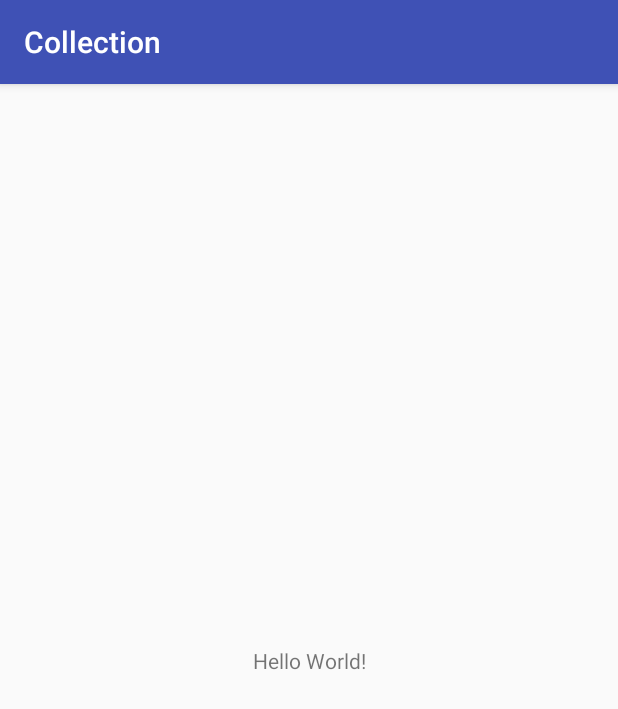
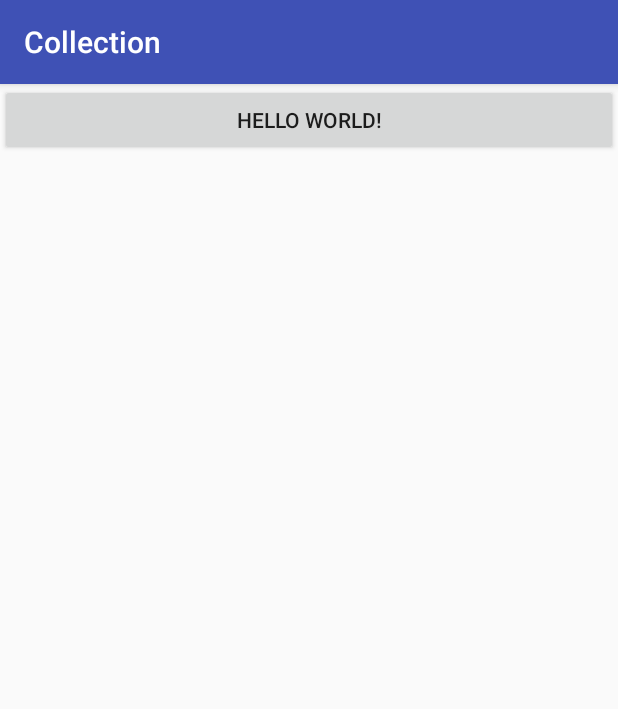
Before and after one commit to binzeefox/Collection, an Android app: the screen it shows after launch (MainActivity), on a phone screen of 412 x 824 dp. Shown: the top 709 px of the screen. Run offline under Robolectric (Android 15) with nearby library versions, the phone set to English and light mode, and no system bars.

Commit message:
将图片加载弹窗的住布局改为动态添加，不需要额外的xml布局，节约移植成本。

```diff
--- a/app/src/main/java/com/example/tongxiwen/collection/MainActivity.java
+++ b/app/src/main/java/com/example/tongxiwen/collection/MainActivity.java
@@ -1,11 +1,24 @@
 package com.example.tongxiwen.collection;
 
+import android.content.Intent;
+import android.net.Uri;
 import android.os.Bundle;
+import android.support.annotation.Nullable;
+import android.util.Log;
+import android.view.View;
+import android.widget.ImageView;
 
 import com.example.tongxiwen.collection.base.FoxActivity;
+import com.example.tongxiwen.collection.views.ImagePickerBottomSheetDialog;
+
+import java.io.File;
+import java.util.ArrayList;
+import java.util.Arrays;
+import java.util.List;
 
 public class MainActivity extends FoxActivity {
 
+    private ImagePickerBottomSheetDialog dialog;
 
     @Override
     protected int onInflateLayout() {
@@ -14,6 +27,20 @@ public class MainActivity extends FoxActivity {
 
     @Override
     protected void create(Bundle savedInstanceState) {
+        dialog = ImagePickerBottomSheetDialog.get(MainActivity.this);
+        findViewById(R.id.button_field).setOnClickListener(new View.OnClickListener() {
+            @Override
+            public void onClick(View view) {
+                dialog.show();
+            }
+        });
+    }
 
+    @Override
+    protected void onActivityResult(int requestCode, int resultCode, @Nullable Intent data) {
+        File file = dialog.onResult(requestCode, resultCode, data);
+        ImageView view = findViewById(R.id.image_field);
+        if (file != null)
+            view.setImageURI(Uri.fromFile(file));
     }
 }
--- a/app/src/main/res/layout/activity_main.xml
+++ b/app/src/main/res/layout/activity_main.xml
@@ -1,18 +1,22 @@
 <?xml version="1.0" encoding="utf-8"?>
-<android.support.constraint.ConstraintLayout xmlns:android="http://schemas.android.com/apk/res/android"
+<LinearLayout
+    xmlns:android="http://schemas.android.com/apk/res/android"
     xmlns:app="http://schemas.android.com/apk/res-auto"
     xmlns:tools="http://schemas.android.com/tools"
+    android:orientation="vertical"
     android:layout_width="match_parent"
     android:layout_height="match_parent"
     tools:context=".MainActivity">
 
-    <TextView
+    <Button
+        android:id="@+id/button_field"
+        android:layout_width="match_parent"
+        android:layout_height="wrap_content"
+        android:text="Hello World!" />
+
+    <ImageView
+        android:id="@+id/image_field"
         android:layout_width="wrap_content"
-        android:layout_height="wrap_content"
-        android:text="Hello World!"
-        app:layout_constraintBottom_toBottomOf="parent"
-        app:layout_constraintLeft_toLeftOf="parent"
-        app:layout_constraintRight_toRightOf="parent"
-        app:layout_constraintTop_toTopOf="parent" />
+        android:layout_height="wrap_content" />
 
-</android.support.constraint.ConstraintLayout>
+</LinearLayout>
--- a/app/src/main/res/layout/image_picker_bottom_sheet_dialog_layout.xml
+++ b/app/src/main/res/layout/image_picker_bottom_sheet_dialog_layout.xml
@@ -10,7 +10,7 @@
     <Button
         android:id="@+id/camera_btn"
         style="@style/Base.Widget.AppCompat.Button.Borderless"
-        android:text="@string/image_picker_camera_btn"
+        android:text="相机"
         android:layout_width="match_parent"
         android:layout_height="wrap_content" />
 
@@ -18,7 +18,7 @@
         android:id="@+id/album_btn"
         android:layout_marginTop="8dp"
         style="@style/Base.Widget.AppCompat.Button.Borderless"
-        android:text="@string/image_picker_album_btn"
+        android:text="相册"
         android:layout_width="match_parent"
         android:layout_height="wrap_content" />
 </LinearLayout>
```
Also changed, not shown: app/src/main/java/com/example/tongxiwen/collection/views/ImagePickerBottomSheetDialog.java (+55 -14 lines).
